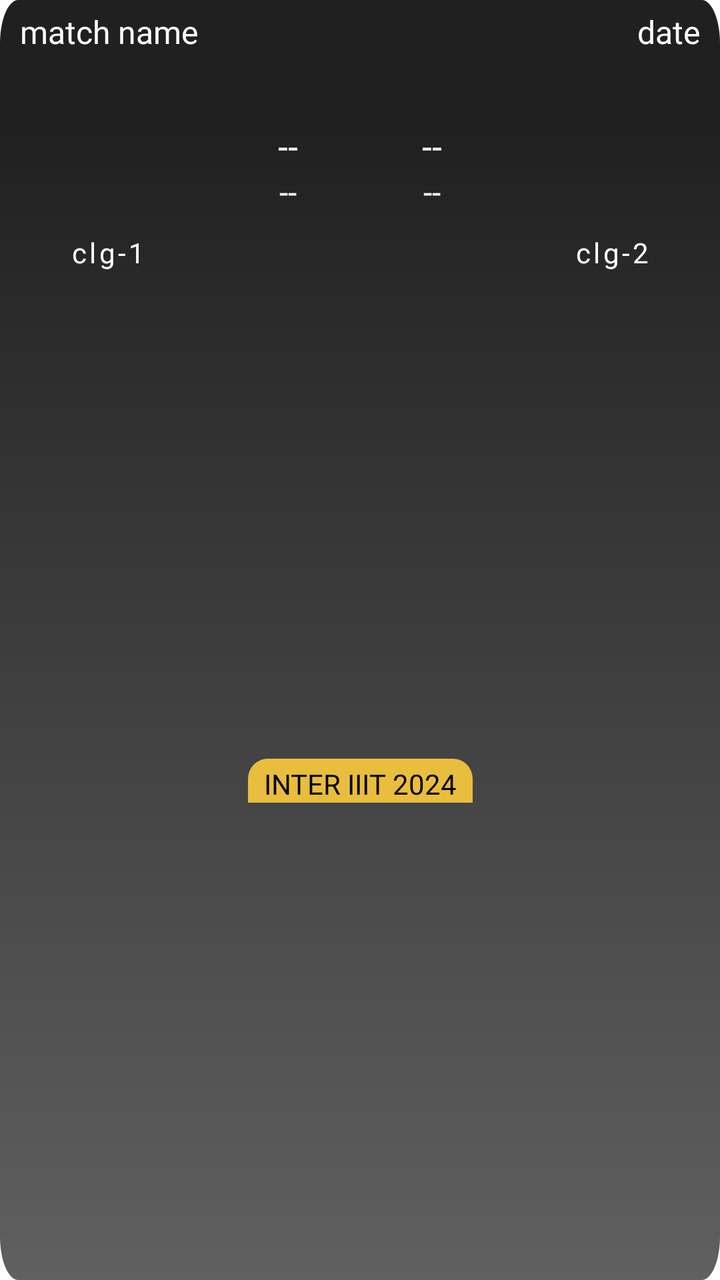
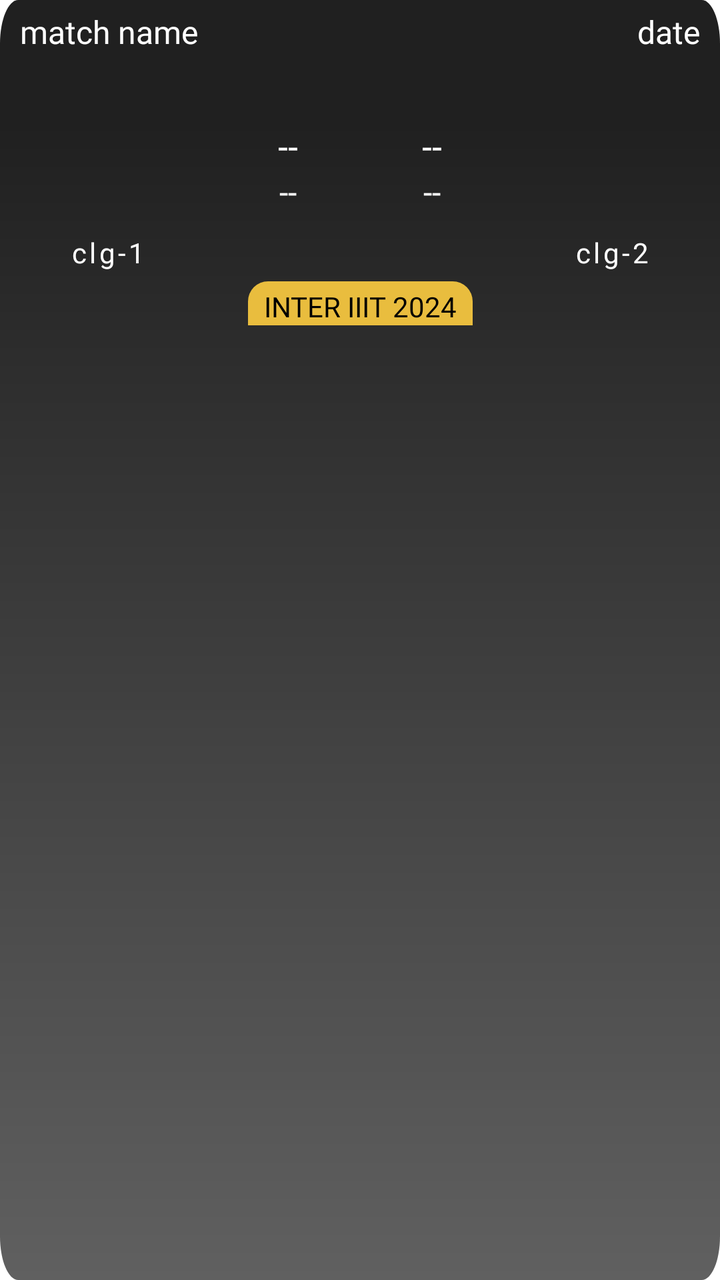

Screens rendered from an Android XML layout before and after an edit, with the pre-edit source and the edit as a unified diff.
<!-- AndroidManifest.xml: application theme Theme.NavigationDrawer -->
<!-- res/layout/layout_cricket.xml -->
<?xml version="1.0" encoding="utf-8"?>
<androidx.constraintlayout.widget.ConstraintLayout xmlns:android="http://schemas.android.com/apk/res/android"
    xmlns:app="http://schemas.android.com/apk/res-auto"
    android:layout_width="match_parent"
    android:layout_height="wrap_content"
    android:layout_marginHorizontal="10dp"
    android:layout_marginVertical="10dp"
    android:background="@drawable/fade3">

    <LinearLayout
        android:id="@+id/lay1"
        android:layout_width="match_parent"
        android:layout_height="wrap_content"
        android:orientation="horizontal"
        android:padding="5dp"
        android:weightSum="1"
        app:layout_constraintEnd_toEndOf="parent"
        app:layout_constraintStart_toStartOf="parent"
        app:layout_constraintTop_toTopOf="parent">

        <TextView
            android:id="@+id/matchName"
            android:layout_width="0dp"
            android:layout_height="wrap_content"
            android:layout_gravity="center_vertical"
            android:layout_weight="0.7"
            android:fontFamily="@font/poppins_semibold"
            android:gravity="center_vertical|start"
            android:hint="match name"
            android:paddingHorizontal="5dp"
            android:textAllCaps="true"
            android:textColor="#E9E9E9"
            android:textColorHint="@color/white"
            android:textSize="16dp" />

        <TextView
            android:id="@+id/date"
            android:layout_width="0dp"
            android:layout_height="wrap_content"
            android:layout_gravity="center_vertical"
            android:layout_weight="0.3"
            android:fontFamily="@font/poppins_semibold"
            android:gravity="center_vertical|end"
            android:hint="date"
            android:paddingHorizontal="5dp"
            android:textColor="#E9E9E9"
            android:textColorHint="@color/white"
            android:textSize="16dp" />
    </LinearLayout>

    <LinearLayout
        android:layout_width="match_parent"
        android:layout_height="wrap_content"
        android:layout_marginTop="45dp"
        android:orientation="vertical"
        android:visibility="gone">

        <TextView
            android:id="@+id/time"
            android:layout_width="match_parent"
            android:layout_height="wrap_content"
            android:fontFamily="@font/poppins_medium"
            android:gravity="center"
            android:hint="time"
            android:textColor="@color/white"
            android:textColorHint="@color/white"
            android:textSize="16dp" />
    </LinearLayout>

    <LinearLayout
        android:id="@+id/layout"
        android:layout_width="match_parent"
        android:layout_height="wrap_content"
        android:orientation="horizontal"
        android:weightSum="1"
        app:layout_constraintEnd_toEndOf="parent"
        app:layout_constraintStart_toStartOf="parent"
        app:layout_constraintTop_toBottomOf="@id/lay1">

        <LinearLayout
            android:layout_width="0dp"
            android:layout_height="wrap_content"
            android:layout_gravity="center_vertical"
            android:layout_weight="0.3"
            android:orientation="vertical">

            <ImageView
                android:id="@+id/clgImg1"
                android:layout_width="match_parent"
                android:layout_height="80dp"
                android:scaleType="fitCenter" />

            <TextView
                android:id="@+id/clgName1"
                android:layout_width="match_parent"
                android:layout_height="wrap_content"
                android:layout_marginTop="5dp"
                android:fontFamily="@font/poppins_medium"
                android:gravity="center"
                android:hint="clg-1"
                android:letterSpacing="0.1"
                android:paddingHorizontal="5dp"
                android:textAllCaps="true"
                android:textColor="@color/white"
                android:textColorHint="@color/white" />
        </LinearLayout>

        <LinearLayout
            android:layout_width="0dp"
            android:layout_height="wrap_content"
            android:layout_gravity="center_vertical"
            android:layout_weight="0.4"
            android:orientation="vertical"
            android:weightSum="1">

            <LinearLayout
                android:layout_width="match_parent"
                android:layout_height="0dp"
                android:layout_weight="0.5"
                android:orientation="horizontal"
                android:weightSum="1">

                <TextView
                    android:id="@+id/poi1"
                    android:layout_width="0dp"
                    android:layout_height="wrap_content"
                    android:layout_weight="0.5"
                    android:fontFamily="@font/poppins_semibold"
                    android:gravity="center"
                    android:hint="--"
                    android:textColor="@color/white"
                    android:textColorHint="@color/white"
                    android:textSize="18dp" />

                <TextView
                    android:id="@+id/poi2"
                    android:layout_width="0dp"
                    android:layout_height="wrap_content"
                    android:layout_weight="0.5"
                    android:fontFamily="@font/poppins_semibold"
                    android:gravity="center"
                    android:hint="--"
                    android:textColor="@color/white"
                    android:textColorHint="@color/white"
                    android:textSize="18dp" />

            </LinearLayout>

            <LinearLayout
                android:layout_width="match_parent"
                android:layout_height="0dp"
                android:layout_weight="0.5"
                android:orientation="horizontal"
                android:weightSum="1">

                <TextView
                    android:id="@+id/ov1"
                    android:layout_width="0dp"
                    android:layout_height="wrap_content"
                    android:layout_weight="0.5"
                    android:fontFamily="@font/poppins_medium"
                    android:gravity="center"
                    android:hint="--"
                    android:textColor="@color/white"
                    android:textColorHint="@color/white"
                    android:textSize="16dp" />

                <TextView
                    android:id="@+id/ov2"
                    android:layout_width="0dp"
                    android:layout_height="wrap_content"
                    android:layout_weight="0.5"
                    android:fontFamily="@font/poppins_medium"
                    android:gravity="center"
                    android:hint="--"
                    android:textColor="@color/white"
                    android:textColorHint="@color/white"
                    android:textSize="16dp" />

            </LinearLayout>
        </LinearLayout>

        <LinearLayout
            android:layout_width="0dp"
            android:layout_height="wrap_content"
            android:layout_gravity="center_vertical"
            android:layout_weight="0.3"
            android:orientation="vertical">

            <ImageView
                android:id="@+id/clgImg2"
                android:layout_width="match_parent"
                android:layout_height="80dp"
                android:scaleType="fitCenter" />

            <TextView
                android:id="@+id/clgName2"
                android:layout_width="match_parent"
                android:layout_height="wrap_content"
                android:layout_marginTop="5dp"
                android:fontFamily="@font/poppins_medium"
                android:gravity="center"
                android:hint="clg-2"
                android:letterSpacing="0.1"
                android:paddingHorizontal="5dp"
                android:textAllCaps="true"
                android:textColor="@color/white"
                android:textColorHint="@color/white" />
        </LinearLayout>
    </LinearLayout>

    <TextView
        android:layout_width="wrap_content"
        android:layout_height="wrap_content"
        android:layout_marginTop="5dp"
        android:background="@drawable/backlesss"
        android:fontFamily="@font/poppins_medium"
        android:gravity="center|bottom"
        android:paddingHorizontal="8dp"
        android:paddingTop="3dp"
        android:text="inter iiit 2024"
        android:textAllCaps="true"
        android:textColor="@color/black"
        app:layout_constraintBottom_toBottomOf="parent"
        app:layout_constraintEnd_toEndOf="parent"
        app:layout_constraintStart_toStartOf="parent"
        app:layout_constraintTop_toBottomOf="@id/layout" />
</androidx.constraintlayout.widget.ConstraintLayout>
<!-- resources referenced by this layout -->
<resources>
  <color name="black">#FF000000</color>
  <color name="white">#FFFFFFFF</color>
  <!-- drawable backlesss (drawable) -->
  <?xml version="1.0" encoding="utf-8"?>
  <shape xmlns:android="http://schemas.android.com/apk/res/android">
      <solid android:color="#E9BD3E" /> 
  
      <corners
          android:topLeftRadius="10dp"
          android:topRightRadius="10dp" />
  </shape>
  <!-- drawable fade3 (drawable) -->
  <vector xmlns:android="http://schemas.android.com/apk/res/android"
      xmlns:aapt="http://schemas.android.com/aapt"
      android:width="400dp"
      android:height="293dp"
      android:viewportWidth="393"
      android:viewportHeight="293">
  
      <path android:pathData="M10,0h373c5.523,0 10,4.477 10,10v273c0,5.523 -4.477,10 -10,10h-373c-5.523,0 -10,-4.477 -10,-10v-273c0,-5.523 4.477,-10 10,-10Z">
          <aapt:attr name="android:fillColor">
              <gradient
                  android:endX="197"
                  android:endY="27.9"
                  android:startX="197"
                  android:startY="293"
                  android:type="linear">
                  <item
                      android:color="#606060"
                      android:offset="0" />
                  <item
                      android:color="#202020"
                      android:offset="1" />
              </gradient>
          </aapt:attr>
      </path>
  </vector>
  <style name="Theme.NavigationDrawer" parent="Theme.MaterialComponents.DayNight.NoActionBar">
          
          <item name="colorPrimary">#FFECA1</item>
          
      </style>
</resources>

<!-- the commit's change to res/layout/layout_cricket.xml (unified diff, before → after) -->
@@ -221,7 +221,6 @@
         android:text="inter iiit 2024"
         android:textAllCaps="true"
         android:textColor="@color/black"
-        app:layout_constraintBottom_toBottomOf="parent"
         app:layout_constraintEnd_toEndOf="parent"
         app:layout_constraintStart_toStartOf="parent"
         app:layout_constraintTop_toBottomOf="@id/layout" />
